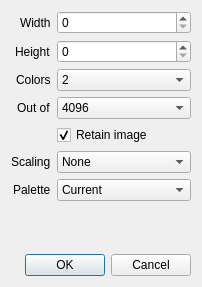
Old version of the form src/propertiesdialog.ui in the repository Vesuri/excellence.
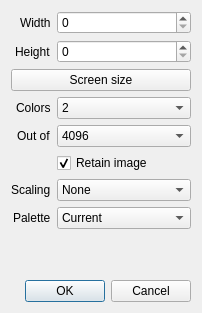
New version of the form.

Commit message:
Add Screen size button to Image Properties dialog
Clicking the button sets the Width and Height spinboxes to the primary
screen's logical pixel dimensions, allowing a single-click setup for
full-screen painting in Single Window mode.

Patch:
```diff
--- a/src/propertiesdialog.ui
+++ b/src/propertiesdialog.ui
@@ -7,7 +7,7 @@
     <x>0</x>
     <y>0</y>
     <width>202</width>
-    <height>287</height>
+    <height>313</height>
    </rect>
   </property>
   <property name="windowTitle">
@@ -68,14 +68,21 @@
        </property>
       </widget>
      </item>
-     <item row="2" column="0">
+     <item row="2" column="0" colspan="2">
+      <widget class="QPushButton" name="pushButtonScreenSize">
+       <property name="text">
+        <string>Screen size</string>
+       </property>
+      </widget>
+     </item>
+     <item row="3" column="0">
       <widget class="QLabel" name="labelColors">
        <property name="text">
         <string>Colors</string>
        </property>
       </widget>
      </item>
-     <item row="4" column="1">
+     <item row="5" column="1">
       <widget class="QCheckBox" name="checkBoxRetainImage">
        <property name="text">
         <string>Retain image</string>
@@ -85,14 +92,14 @@
        </property>
       </widget>
      </item>
-     <item row="3" column="0">
+     <item row="4" column="0">
       <widget class="QLabel" name="labelOutOf">
        <property name="text">
         <string>Out of</string>
        </property>
       </widget>
      </item>
-     <item row="3" column="1">
+     <item row="4" column="1">
       <widget class="QComboBox" name="comboBoxOutOf">
        <property name="enabled">
         <bool>true</bool>
@@ -142,7 +149,7 @@
        </item>
       </widget>
      </item>
-     <item row="2" column="1">
+     <item row="3" column="1">
       <widget class="QComboBox" name="comboBoxColors">
        <item>
         <property name="text">
@@ -186,21 +193,21 @@
        </item>
       </widget>
      </item>
-     <item row="5" column="0">
+     <item row="6" column="0">
       <widget class="QLabel" name="labelScaling">
        <property name="text">
         <string>Scaling</string>
        </property>
       </widget>
      </item>
-     <item row="6" column="0">
+     <item row="7" column="0">
       <widget class="QLabel" name="labelPalette">
        <property name="text">
         <string>Palette</string>
        </property>
       </widget>
      </item>
-     <item row="5" column="1">
+     <item row="6" column="1">
       <widget class="QComboBox" name="comboBoxScaling">
        <item>
         <property name="text">
@@ -214,7 +221,7 @@
        </item>
       </widget>
      </item>
-     <item row="6" column="1">
+     <item row="7" column="1">
       <widget class="QComboBox" name="comboBoxPalette">
        <item>
         <property name="text">
```
The commit also changes 2 other files.
